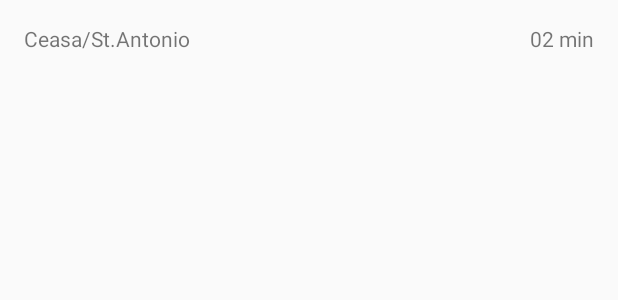
After one commit to almeida1492/onibusappCampos, an Android app: the layout stop_selection_item.xml on its own in the app's theme, with its tools: preview values and no code run, on a phone screen of 412 x 824 dp. The commit adds this screen. Shown: the top 300 px of the screen. Run offline under Robolectric (Android 15) with nearby library versions, the phone set to English and light mode, and no system bars.

Commit message:
Adds stop selection screen and makes it work

```diff
--- a/app/src/main/AndroidManifest.xml
+++ b/app/src/main/AndroidManifest.xml
@@ -29,6 +29,8 @@
             </intent-filter>
 
         </activity>
+
+        <activity android:name=".StopSelectionActivity"/>
         <!--
              The API key for Google Maps-based APIs is defined as a string resource.
              (See the file "res/values/google_maps_api.xml").
--- a/app/src/main/res/layout/content_main.xml
+++ b/app/src/main/res/layout/content_main.xml
@@ -19,5 +19,11 @@
         android:layout_height="match_parent"
         />
 
+    <Button
+        android:id="@+id/bus_stop_on_the_map"
+        android:layout_width="wrap_content"
+        android:layout_height="wrap_content"
+        android:layout_alignParentBottom="true"
+        android:text="ponto"/>
 
 </RelativeLayout>
--- a/app/src/main/res/layout/stop_selection.xml
+++ b/app/src/main/res/layout/stop_selection.xml
@@ -3,6 +3,9 @@
     android:orientation="vertical" android:layout_width="match_parent"
     android:layout_height="match_parent">
 
+
+    <!-- ponto selecionado centralizado com mapa como bckgrnd aqui
+         textview com peso um ocupando este espaço provisoriamente -->
 
     <ImageView
         android:layout_width="match_parent"
@@ -11,6 +14,7 @@
         android:background="#000000"/>
 
     <ListView
+        android:id="@+id/list_with_time"
         android:layout_width="match_parent"
         android:layout_height="0dp"
         android:layout_weight="1"/>
--- /dev/null
+++ b/app/src/main/res/layout/stop_selection_item.xml
@@ -0,0 +1,23 @@
+<?xml version="1.0" encoding="utf-8"?>
+<RelativeLayout xmlns:android="http://schemas.android.com/apk/res/android"
+    xmlns:tools="http://schemas.android.com/tools"
+    android:orientation="horizontal"
+    android:layout_width="match_parent"
+    android:layout_height="match_parent">
+
+    <TextView
+        android:id="@+id/linha_nome"
+        android:layout_width="wrap_content"
+        android:layout_height="wrap_content"
+        android:padding="16dp"
+        tools:text="Ceasa/St.Antonio"/>
+
+    <TextView
+        android:id="@+id/tempo_restante"
+        android:layout_width="wrap_content"
+        android:layout_height="wrap_content"
+        android:padding="16dp"
+        android:layout_alignParentRight="true"
+        tools:text="02 min"/>
+
+</RelativeLayout>
```
Also changed, not shown: app/src/main/java/com/camposbus/soulcode/camposbus/Info.java (added, +24 -0 lines), app/src/main/java/com/camposbus/soulcode/camposbus/InfoAdapter.java (added, +41 -0 lines), app/src/main/java/com/camposbus/soulcode/camposbus/MainActivity.java (+14 -1 lines), app/src/main/java/com/camposbus/soulcode/camposbus/stopSelectionActivity.java (+15 -4 lines).
